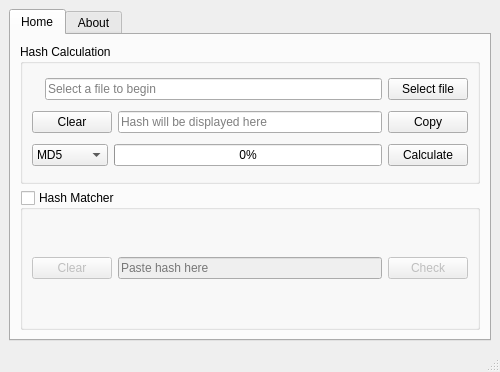
This is ui/mainwindow.ui in Rizwan-Hasan/Free-Hash-Checker as Qt 5 draws it before an edit. The edited form follows.
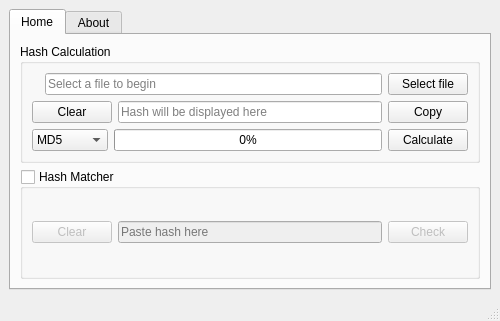
This is the edited form. Icons and pictures are not drawn.

The edit to the form file:
```diff
--- a/ui/mainwindow.ui
+++ b/ui/mainwindow.ui
@@ -13,7 +13,7 @@
     <x>0</x>
     <y>0</y>
     <width>500</width>
-    <height>372</height>
+    <height>321</height>
    </rect>
   </property>
   <property name="sizePolicy">
```
Left out of the diff: 2 changed lines with no effect on the pictures.
